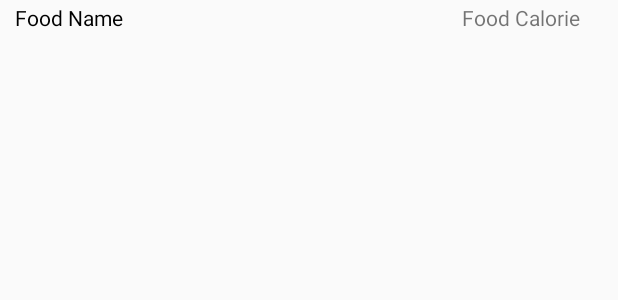
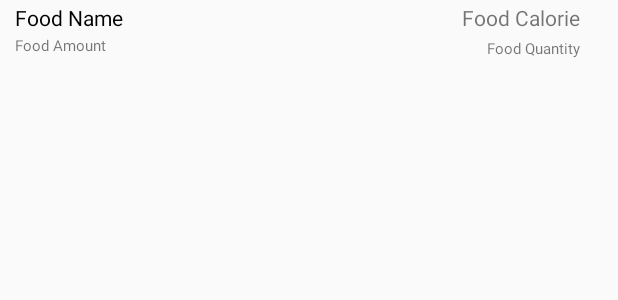
Before and after one commit to GameOnAnil/DailyCaloriesCalculator, an Android app: the layout breakfast_list.xml on its own in the app's theme, with its tools: preview values and no code run, on a phone screen of 412 x 824 dp. Shown: the top 300 px of the screen. Run offline under Robolectric (Android 15) with nearby library versions, the phone set to English and light mode, and no system bars.

Commit message:
Added quantity  and food amount to all food models and to recycler view in main page

```diff
--- a/app/src/main/java/com/gameonanil/dailycaloriescalculator/Adapters/LunchAdapter.java
+++ b/app/src/main/java/com/gameonanil/dailycaloriescalculator/Adapters/LunchAdapter.java
@@ -39,6 +39,8 @@ public class LunchAdapter extends RecyclerView.Adapter<LunchAdapter.BreakfastVie
 
         holder.foodname.setText(lunchFoods.get(position).getFoodName());
         holder.foodCalorie.setText(String.valueOf(lunchFoods.get(position).getFoodCalorie())+" cal");
+        holder.foodAmount.setText(lunchFoods.get(position).getFoodAmount());
+        holder.foodQuantity.setText("Quantity: x"+lunchFoods.get(position).getFoodQuantity());
     }
 
     @Override
@@ -49,10 +51,14 @@ public class LunchAdapter extends RecyclerView.Adapter<LunchAdapter.BreakfastVie
     public class BreakfastViewHolder extends RecyclerView.ViewHolder{
         TextView foodname;
         TextView foodCalorie;
+        TextView foodAmount;
+        TextView foodQuantity;
         public BreakfastViewHolder(@NonNull View itemView) {
             super(itemView);
             foodname = itemView.findViewById(R.id.lunch_food_name);
             foodCalorie = itemView.findViewById(R.id.lunch_calorie);
+            foodAmount = itemView.findViewById(R.id.lunch_food_amount);
+            foodQuantity = itemView.findViewById(R.id.lunch_quantity);
         }
     }
 }
--- a/app/src/main/res/layout/breakfast_list.xml
+++ b/app/src/main/res/layout/breakfast_list.xml
@@ -6,13 +6,14 @@
 
     <TextView
         android:id="@+id/breakfast_food_name"
-        android:layout_width="wrap_content"
+        android:layout_width="match_parent"
         android:layout_height="wrap_content"
         android:text="Food Name"
         android:textColor="#000"
         android:layout_marginTop="2dp"
         android:layout_marginBottom="2dp"
         android:layout_marginStart="10dp"
+        android:layout_marginEnd="110dp"
         />
 
     <TextView
@@ -26,4 +27,27 @@
         android:layout_marginEnd="25dp"
         />
 
+    <TextView
+        android:id="@+id/breakfast_food_amount"
+        android:layout_width="wrap_content"
+        android:layout_height="wrap_content"
+        android:text="Food Amount"
+        android:textSize="10dp"
+        android:layout_below="@id/breakfast_food_name"
+        android:layout_marginStart="10dp"
+        />
+
+    <TextView
+        android:id="@+id/breakfast_quantity"
+        android:layout_width="wrap_content"
+        android:layout_height="wrap_content"
+        android:text="Food Quantity"
+        android:textSize="10dp"
+        android:layout_alignParentEnd="true"
+        android:layout_below="@id/breakfast_calorie"
+        android:layout_marginTop="2dp"
+        android:layout_marginBottom="2dp"
+        android:layout_marginEnd="25dp"
+        />
+
 </RelativeLayout>
--- a/app/src/main/res/layout/fragment_search.xml
+++ b/app/src/main/res/layout/fragment_search.xml
@@ -92,6 +92,7 @@
             android:layout_height="wrap_content"
             android:inputType="number"
             android:hint="Enter Quantity"
+            android:text="1"
             android:textColor="#000"
             android:textSize="16dp"
             android:focusedByDefault="false"
```
Also changed, not shown: app/src/main/java/com/gameonanil/dailycaloriescalculator/Adapters/BreakfastAdapter.java (+10 -4 lines), app/src/main/java/com/gameonanil/dailycaloriescalculator/Adapters/DinnerAdapter.java (+7 -1 lines), app/src/main/java/com/gameonanil/dailycaloriescalculator/Model/BreakfastFood.java (+21 -1 lines), app/src/main/java/com/gameonanil/dailycaloriescalculator/Model/DinnerFood.java (+21 -1 lines), app/src/main/java/com/gameonanil/dailycaloriescalculator/Model/LunchFood.java (+21 -1 lines), app/src/main/java/com/gameonanil/dailycaloriescalculator/UI/MainActivity.java (+8 -6 lines), app/src/main/java/com/gameonanil/dailycaloriescalculator/UI/SearchFragment.java (+10 -0 lines), app/src/main/res/layout/addfood_list.xml (+16 -17 lines), app/src/main/res/layout/dinner_list.xml (+23 -0 lines), app/src/main/res/layout/lunch_list.xml (+23 -0 lines).
